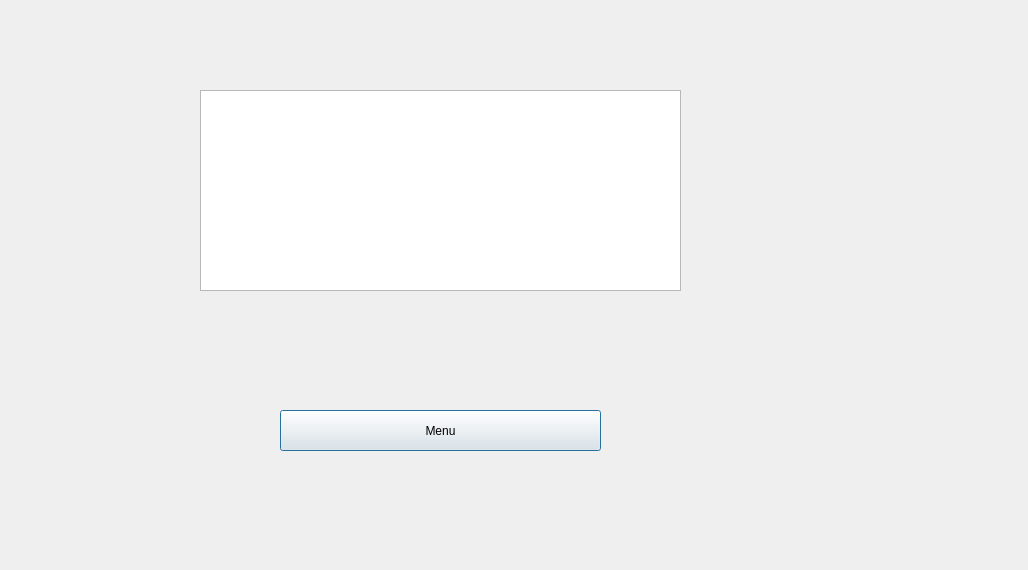
tvt21kmo-bank-project/group_3, file bankautomat/tilitapahtumat.ui: the form before one commit.
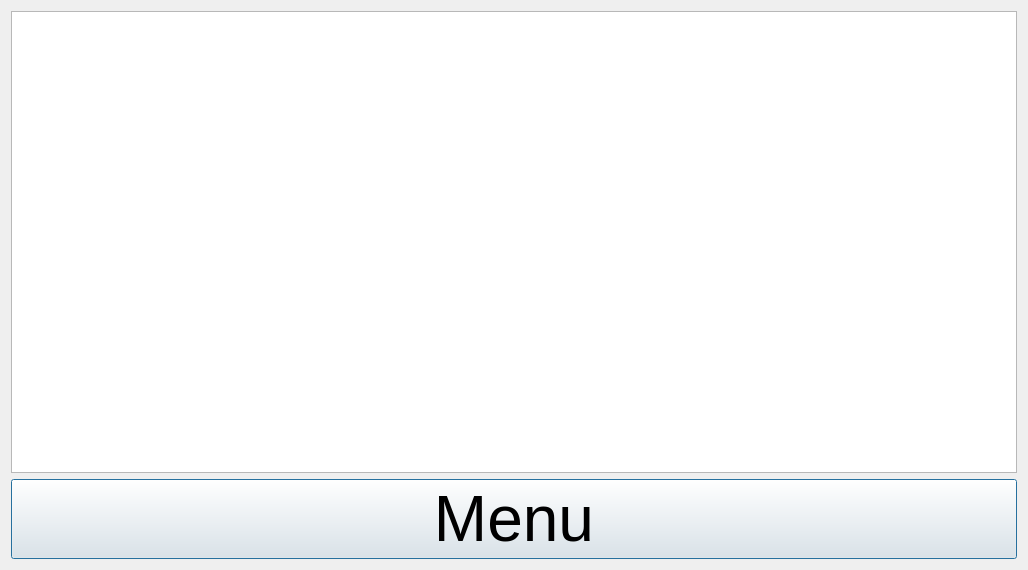
The form after the commit.

Diff of the .ui file:
```diff
--- a/bankautomat/tilitapahtumat.ui
+++ b/bankautomat/tilitapahtumat.ui
@@ -13,14 +13,28 @@
   <property name="windowTitle">
    <string>Dialog</string>
   </property>
+  <layout class="QVBoxLayout" name="verticalLayout">
+   <item>
+    <widget class="QTextEdit" name="Display">
+     <property name="font">
+      <font>
+       <pointsize>48</pointsize>
+      </font>
+     </property>
+    </widget>
+   </item>
+   <item>
   <widget class="QPushButton" name="btnMenu">
-   <property name="geometry">
-    <rect>
-     <x>280</x>
-     <y>410</y>
-     <width>321</width>
-     <height>41</height>
-    </rect>
+     <property name="sizePolicy">
+      <sizepolicy hsizetype="Preferred" vsizetype="Preferred">
+       <horstretch>0</horstretch>
+       <verstretch>0</verstretch>
+      </sizepolicy>
+     </property>
+     <property name="font">
+      <font>
+       <pointsize>48</pointsize>
+      </font>
    </property>
    <property name="styleSheet">
     <string notr="true">QPushButton {
@@ -51,21 +65,8 @@
     <string>Menu</string>
    </property>
   </widget>
-  <widget class="QTextEdit" name="Display">
-   <property name="geometry">
-    <rect>
-     <x>200</x>
-     <y>90</y>
-     <width>481</width>
-     <height>201</height>
-    </rect>
-   </property>
-   <property name="font">
-    <font>
-     <pointsize>12</pointsize>
-    </font>
-   </property>
-  </widget>
+   </item>
+  </layout>
  </widget>
  <resources/>
  <connections/>
```
Lines whose indentation alone changed are shown as unchanged.
